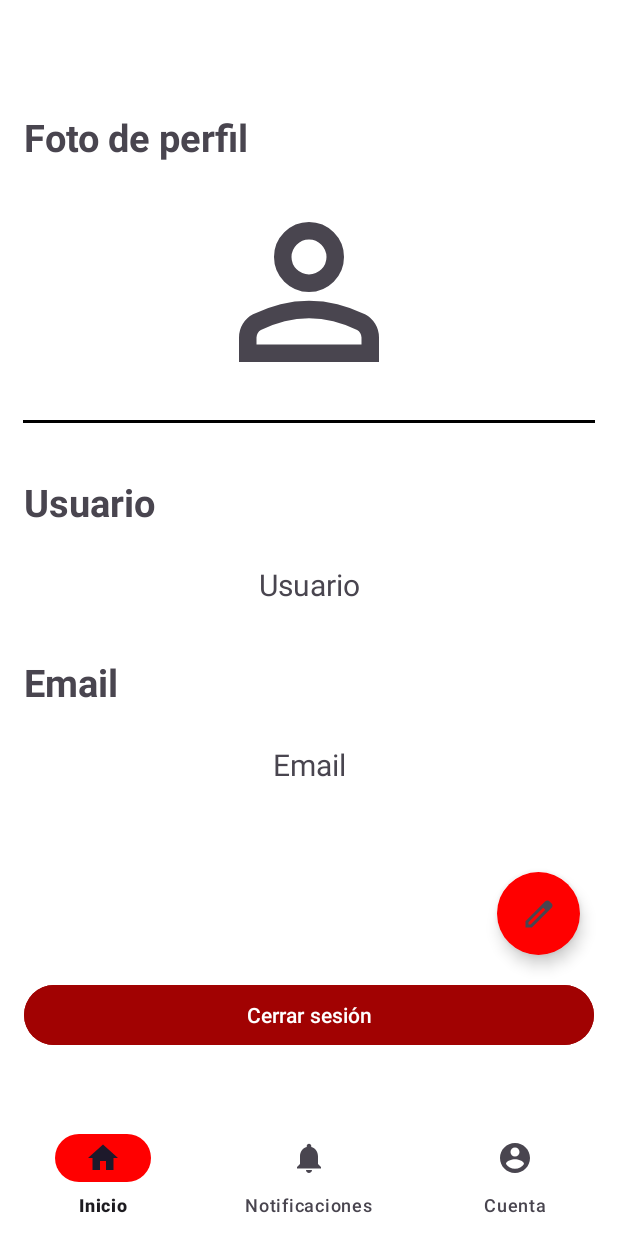
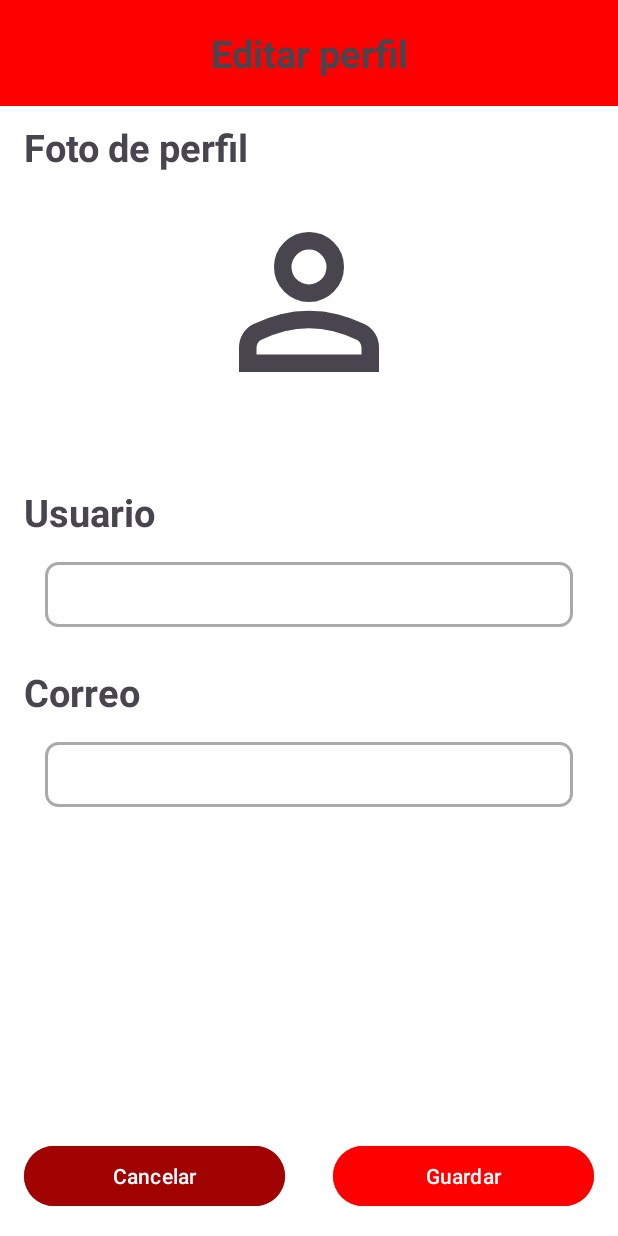
Before and after one commit to AritzAyensa/Proyecto_DAM_Aritz_Ayensa, an Android app: the CuentaFragment screen opened through its navigation route, after a tap on "Boton editar", on a phone screen of 412 x 824 dp. Run offline under Robolectric (Android 15) with nearby library versions, the phone set to English and light mode, and no system bars; our stand-ins replace Firebase (no records; nobody signed in at launch, a user with empty details on screens opened directly), navigation-ui.

Commit message:
Editar perfil acabado

```diff
--- a/app/src/main/AndroidManifest.xml
+++ b/app/src/main/AndroidManifest.xml
@@ -21,9 +21,12 @@
         android:theme="@style/Theme.Proyecto_DAM_Aritz_Ayensa"
         tools:targetApi="31">
         <activity
+            android:name=".activities.EditarPerfilActivity"
+            android:exported="false" />
+        <activity
             android:name=".activities.BottomNavigationActivity"
             android:exported="false"
-            android:label="@string/title_activity_bottom_navigation"/>
+            android:label="@string/title_activity_bottom_navigation" />
         <activity
             android:name=".activities.CambiarContrasenaActivity"
             android:exported="false" />
--- /dev/null
+++ b/app/src/main/java/com/example/proyecto_dam_aritz_ayensa/activities/EditarPerfilActivity.kt
@@ -0,0 +1,127 @@
+package com.example.proyecto_dam_aritz_ayensa.activities
+
+import android.os.Bundle
+import android.util.Log
+import android.view.View
+import android.widget.Button
+import android.widget.EditText
+import androidx.activity.enableEdgeToEdge
+import androidx.appcompat.app.AppCompatActivity
+import androidx.core.view.ViewCompat
+import androidx.core.view.WindowInsetsCompat
+import com.example.proyecto_dam_aritz_ayensa.R
+import com.example.proyecto_dam_aritz_ayensa.model.dao.UsuarioDAO
+import com.example.proyecto_dam_aritz_ayensa.model.entity.Usuario
+import com.example.proyecto_dam_aritz_ayensa.model.service.UsuarioService
+import com.example.proyecto_dam_aritz_ayensa.utils.SessionManager
+import com.example.proyecto_dam_aritz_ayensa.utils.Utils
+
+class EditarPerfilActivity : AppCompatActivity() {
+    private lateinit var sessionManager: SessionManager
+    private lateinit var usuarioService: UsuarioService
+
+    // Datos del usuario
+    private lateinit var etNombre: EditText
+    private lateinit var etCorreo: EditText
+
+    private lateinit var userId : String
+
+    // Botones
+    private lateinit var btnCancelar: Button
+    private lateinit var btnGuardar: Button
+
+    // Datos
+    private lateinit var nombre: String
+    private lateinit var email: String
+    private lateinit var contrasena: String
+
+    override fun onCreate(savedInstanceState: Bundle?) {
+        super.onCreate(savedInstanceState)
+        setContentView(R.layout.activity_editar_perfil)
+        usuarioService = UsuarioService(UsuarioDAO())
+        sessionManager = SessionManager(this)
+        userId = sessionManager.getUserId().toString()
+
+        // Datos del usuario
+        etNombre = findViewById(R.id.et_nombreUsuario)
+        etCorreo = findViewById(R.id.et_CorreoUsuario)
+
+        // Botones
+        btnCancelar = findViewById(R.id.btnCancelar)
+        btnGuardar = findViewById(R.id.btnGuardar)
+
+        // Cargar datos del usuario en la vista
+        cargarDatosUsuario()
+
+
+
+        nombre = etNombre.text.toString().trim()
+        email = etCorreo.text.toString().trim()
+    }
+
+
+
+    private fun validarDatos(): Int {
+        nombre = etNombre.text.toString().trim()
+        email = etCorreo.text.toString().trim()
+
+        val esNombreValido = Utils.validarNombreUsuario(nombre)
+        val esCorreoValido = Utils.comprobarCorreo(email)
+
+        if (!esNombreValido)
+            Utils.mostrarMensaje(this, "El usuario no es válido")
+        if (!esCorreoValido)
+            Utils.mostrarMensaje(this, "El correo electrónico no es válido")
+
+        if (esNombreValido && esCorreoValido) {
+            return 2
+        } else {
+            return -1
+        }
+    }
+    private fun cargarDatosUsuario() {
+        val usuario = usuarioService.getUser(userId,
+            onSuccess = { usuario ->
+                if (usuario != null) {
+                    Log.d("UserService", "Usuario obtenido: ${usuario.nombre}")
+                    val userId = usuario.id
+                    etNombre.setText(usuario.nombre)
+                    etCorreo.setText(usuario.email)
+                    contrasena = usuario.contrasena
+                }
+            },
+            onFailure = { exception ->
+                Log.e("UserService", "Error al obtener el usuario", exception)
+            })
+    }
+
+    fun guardar(view: View) {
+        if (validarDatos() == 2) {
+            usuarioService.getUserByEmail(email,
+                onSuccess = { usuarioExistente ->
+                    if (usuarioExistente != null && usuarioExistente.id != userId) {
+                        Utils.mostrarMensaje(this, "El correo ya está registrado por otro usuario")
+                    } else {
+                        val usuario = Usuario(userId, nombre, email, contrasena)
+                        usuarioService.updateUser(usuario,
+                            onSuccess = {
+                                Utils.mostrarMensaje(this, "Datos Guardados")
+                                finish()
+                            },
+                            onFailure = {
+                                Utils.mostrarMensaje(this, "Error, Inténtelo más tarde")
+                            }
+                        )
+                    }
+                },
+                onFailure = {
+                    Utils.mostrarMensaje(this, "Error al verificar el correo. Intente más tarde")
+                }
+            )
+        }
+    }
+
+    fun cancelar(view: View) {
+        finish()
+    }
+}
--- a/app/src/main/java/com/example/proyecto_dam_aritz_ayensa/activities/ui/dashboard/CuentaFragment.kt
+++ b/app/src/main/java/com/example/proyecto_dam_aritz_ayensa/activities/ui/dashboard/CuentaFragment.kt
@@ -13,6 +13,7 @@ import android.widget.Toast
 import androidx.fragment.app.Fragment
 import androidx.lifecycle.ViewModelProvider
 import com.example.proyecto_dam_aritz_ayensa.R
+import com.example.proyecto_dam_aritz_ayensa.activities.EditarPerfilActivity
 import com.example.proyecto_dam_aritz_ayensa.activities.LoginActivity
 import com.example.proyecto_dam_aritz_ayensa.databinding.FragmentCuentaBinding
 import com.example.proyecto_dam_aritz_ayensa.model.dao.UsuarioDAO
@@ -60,11 +61,17 @@ class CuentaFragment : Fragment() {
         buttonEditar = binding.btnEditar // Si está definido en el XML del binding
         if (buttonEditar != null) {
             buttonEditar.setOnClickListener {
+                goToEditarPerfil()
             }
         }
         cargarDatosUsuario()
 
         return binding.root
+    }
+
+    override fun onResume() {
+        super.onResume()
+        cargarDatosUsuario()
     }
     private fun cargarDatosUsuario() {
         val usuario = usuarioService.getUser(userId,
@@ -98,6 +105,13 @@ class CuentaFragment : Fragment() {
         }
     }
 
+    private fun goToEditarPerfil() {
+        activity?.let { safeActivity ->
+            val intent = Intent(safeActivity, EditarPerfilActivity::class.java)
+            safeActivity.startActivity(intent)
+        }
+    }
+
     override fun onDestroyView() {
         super.onDestroyView()
         _binding = null
--- /dev/null
+++ b/app/src/main/res/drawable/edittext_border.xml
@@ -0,0 +1,7 @@
+<?xml version="1.0" encoding="utf-8"?>
+<shape xmlns:android="http://schemas.android.com/apk/res/android" android:shape="rectangle">
+    <solid android:color="@android:color/white"/> <!-- Fondo blanco -->
+    <stroke android:width="2dp" android:color="@android:color/darker_gray"/> <!-- Borde gris oscuro -->
+    <corners android:radius="8dp"/> <!-- Bordes redondeados -->
+    <padding android:left="8dp" android:top="8dp" android:right="8dp" android:bottom="8dp"/>
+</shape>
--- /dev/null
+++ b/app/src/main/res/layout/activity_editar_perfil.xml
@@ -0,0 +1,168 @@
+<?xml version="1.0" encoding="utf-8"?>
+<androidx.drawerlayout.widget.DrawerLayout
+    xmlns:android="http://schemas.android.com/apk/res/android"
+    xmlns:app="http://schemas.android.com/apk/res-auto"
+    xmlns:tools="http://schemas.android.com/tools"
+    android:id="@+id/drawer_layout"
+    android:layout_width="match_parent"
+    android:layout_height="match_parent"
+    tools:context=".activities.EditarPerfilActivity">
+
+    <!-- Contenido principal -->
+    <androidx.constraintlayout.widget.ConstraintLayout
+        android:layout_width="match_parent"
+        android:layout_height="match_parent">
+
+        <!-- Barra superior -->
+        <androidx.constraintlayout.widget.ConstraintLayout
+            android:id="@+id/cl_barra_superior"
+            android:layout_width="match_parent"
+            android:layout_height="wrap_content"
+            android:padding="10sp"
+            app:layout_constraintTop_toTopOf="parent"
+            app:layout_constraintStart_toStartOf="parent"
+            app:layout_constraintEnd_toEndOf="parent"
+            android:background="?attr/colorPrimary">
+
+
+            <TextView
+                android:id="@+id/tv_titulo"
+                android:layout_width="wrap_content"
+                android:layout_height="wrap_content"
+                android:text="@string/editar_perfil_et_editar_perfil"
+                android:textSize="25sp"
+                android:textStyle="bold"
+                android:gravity="center"
+                android:padding="8dp"
+                app:layout_constraintStart_toStartOf="parent"
+                app:layout_constraintEnd_toEndOf="parent"
+                android:layout_marginTop="14dp"
+                tools:ignore="MissingConstraints"/>
+        </androidx.constraintlayout.widget.ConstraintLayout>
+
+        <!-- Imagen de perfil -->
+        <TextView
+            android:id="@+id/tv_fotoPerfil"
+            android:layout_width="wrap_content"
+            android:layout_height="wrap_content"
+            android:text="@string/foto_de_perfil"
+            app:layout_constraintTop_toBottomOf="@id/cl_barra_superior"
+            app:layout_constraintStart_toStartOf="parent"
+            android:textSize="25sp"
+            android:layout_marginTop="10dp"
+            android:layout_marginStart="16dp"
+            android:textStyle="bold"/>
+        <ImageView
+            android:id="@+id/fotoPerfil"
+            android:layout_width="140dp"
+            android:layout_height="140dp"
+            android:src="@drawable/perfil"
+            android:contentDescription="@string/foto_de_perfil"
+            android:scaleType="centerCrop"
+            app:layout_constraintTop_toBottomOf="@id/tv_fotoPerfil"
+            app:layout_constraintStart_toStartOf="parent"
+            app:layout_constraintEnd_toEndOf="parent"
+            android:layout_marginTop="16dp"/>
+
+        <View
+            android:id="@+id/lineaDivisoria"
+            android:layout_width="match_parent"
+            android:layout_height="2dp"
+            app:layout_constraintTop_toBottomOf="@id/fotoPerfil"
+            app:layout_constraintStart_toStartOf="parent"
+            app:layout_constraintEnd_toEndOf="parent"
+            android:layout_margin="15dp" />
+
+        <!-- Nombre de usuario -->
+        <TextView
+            android:id="@+id/tv_Usuario"
+            android:layout_width="wrap_content"
+            android:layout_height="wrap_content"
+            android:text="@string/editar_perfil_et_usuario"
+            app:layout_constraintTop_toBottomOf="@id/lineaDivisoria"
+            app:layout_constraintStart_toStartOf="parent"
+            android:textSize="25sp"
+            android:layout_marginTop="35dp"
+            android:layout_marginStart="16dp"
+            android:textStyle="bold"/>
+        <EditText
+            android:id="@+id/et_nombreUsuario"
+            android:layout_width="match_parent"
+            android:layout_height="wrap_content"
+            android:textSize="20sp"
+            android:gravity="start|center_vertical"
+            android:padding="8dp"
+            android:background="@drawable/edittext_border"
+            app:layout_constraintTop_toBottomOf="@id/tv_Usuario"
+            app:layout_constraintStart_toStartOf="parent"
+            app:layout_constraintEnd_toEndOf="parent"
+            android:layout_marginStart="30dp"
+            android:layout_marginEnd="30dp"
+            android:layout_marginTop="16dp"
+            android:layout_marginBottom="16dp"
+            android:autofillHints=""
+            android:inputType="text"
+            tools:ignore="LabelFor"
+            android:textColor="@color/negro"/>
+
+        <!-- Correo del usuario -->
+        <TextView
+            android:id="@+id/tv_email"
+            android:layout_width="wrap_content"
+            android:layout_height="wrap_content"
+            android:text="@string/editar_perfil_et_email"
+            app:layout_constraintTop_toBottomOf="@id/et_nombreUsuario"
+            app:layout_constraintStart_toStartOf="parent"
+            android:textSize="25sp"
+            android:layout_marginStart="16dp"
+            android:layout_marginTop="26dp"
+            android:textStyle="bold"/>
+        <EditText
+            android:id="@+id/et_CorreoUsuario"
+            android:layout_width="match_parent"
+            android:layout_height="wrap_content"
+            android:textSize="20sp"
+            android:gravity="start|center_vertical"
+            android:padding="8dp"
+            app:layout_constraintTop_toBottomOf="@id/tv_email"
+            app:layout_constraintStart_toStartOf="parent"
+            app:layout_constraintEnd_toEndOf="parent"
+            android:background="@drawable/edittext_border"
+            android:layout_marginStart="30dp"
+            android:layout_marginEnd="30dp"
+            android:layout_marginTop="16dp"
+            android:layout_marginBottom="16dp"
+            android:autofillHints=""
+            android:inputType="text"
+            tools:ignore="LabelFor"
+            android:textColor="@color/negro"/>
+
+        <!-- Botón Cancelar -->
+        <Button
+            style="@style/ButtonCancel"
+            android:id="@+id/btnCancelar"
+            android:layout_width="0dp"
+            android:layout_height="wrap_content"
+            android:text="@string/editar_perfil_et_cancelar"
+            app:layout_constraintBottom_toBottomOf="parent"
+            app:layout_constraintStart_toStartOf="parent"
+            app:layout_constraintEnd_toStartOf="@id/btnGuardar"
+            android:layout_margin="16dp"
+            android:onClick="cancelar"/>
+
+        <!-- Botón Guardar -->
+        <Button
+            android:id="@+id/btnGuardar"
+            android:layout_width="0dp"
+            android:layout_height="wrap_content"
+            android:text="@string/editar_perfil_et_guardar"
+            style="@style/ButtonAccept"
+            app:layout_constraintBottom_toBottomOf="parent"
+            app:layout_constraintStart_toEndOf="@id/btnCancelar"
+            app:layout_constraintEnd_toEndOf="parent"
+            android:layout_margin="16dp"
+            android:onClick="guardar"/>
+
+    </androidx.constraintlayout.widget.ConstraintLayout>
+
+</androidx.drawerlayout.widget.DrawerLayout>
--- a/app/src/main/res/layout/fragment_cuenta.xml
+++ b/app/src/main/res/layout/fragment_cuenta.xml
@@ -57,7 +57,6 @@
         android:id="@+id/nombreUsuario"
         android:layout_width="match_parent"
         android:layout_height="wrap_content"
-        android:text="@string/cuenta_fragment_et_usuario"
         android:textSize="20sp"
         android:gravity="center"
         android:padding="8dp"
@@ -82,7 +81,6 @@
         android:id="@+id/correoUsuario"
         android:layout_width="match_parent"
         android:layout_height="wrap_content"
-        android:text="@string/cuenta_fragment_et_email"
         android:textSize="20sp"
         android:gravity="center"
         android:padding="8dp"
--- a/app/src/main/res/values/strings.xml
+++ b/app/src/main/res/values/strings.xml
@@ -39,6 +39,11 @@
     <string name="cuenta_fragment_et_email">Email</string>
     <string name="cuenta_fragment_et_boton_de_editar">Boton editar</string>
     <string name="cuenta_fragment_et_cerrar_sesion">Cerrar sesión</string>
+    <string name="editar_perfil_et_usuario">Usuario</string>
+    <string name="editar_perfil_et_email">Correo</string>
+    <string name="editar_perfil_et_cancelar">Cancelar</string>
+    <string name="editar_perfil_et_guardar">Guardar</string>
+    <string name="editar_perfil_et_editar_perfil">Editar perfil</string>
 
 
 </resources>
```
